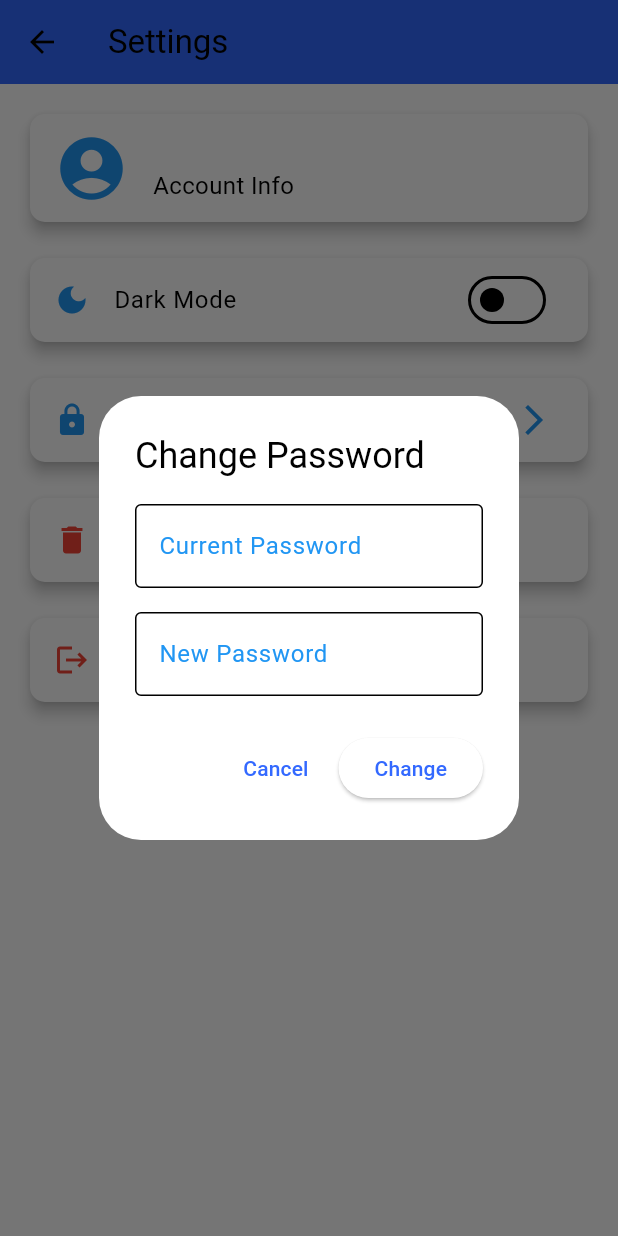
After one commit to phuocthong/botchat_Flutter, a Flutter app: the SettingsPage screen opened by its route, after a tap on "Change Password", on a phone screen of 412 x 824 dp. The commit adds this screen. Run offline on Flutter 3.47's test engine with Material 3 defaults, Android fonts, the phone set to English and light mode, and no system bars; our stand-ins replace firebase_auth, firebase_core, flutter_dotenv, flutter_riverpod, google_generative_ai, google_sign_in and 1 more; missing offline and left inert: flutter_facebook_auth; accounts and stored records are empty.

Commit message:
Update project

```diff
--- /dev/null
+++ b/lib/settings_page.dart
@@ -0,0 +1,213 @@
+import 'package:flutter/material.dart';
+import 'package:firebase_auth/firebase_auth.dart';
+import 'package:flutter_riverpod/flutter_riverpod.dart';
+import 'package:gemini_gpt/themeNotifier.dart';
+
+class SettingsPage extends ConsumerWidget {
+  const SettingsPage({Key? key}) : super(key: key);
+
+  // Đăng xuất
+  Future<void> _logout(BuildContext context) async {
+    try {
+      await FirebaseAuth.instance.signOut();
+      Navigator.pushReplacementNamed(context, '/login');
+    } catch (e) {
+      ScaffoldMessenger.of(context).showSnackBar(
+        SnackBar(content: Text('Error during logout: $e')),
+      );
+    }
+  }
+
+  // Đổi mật khẩu
+  Future<void> _changePassword(BuildContext context, String currentPassword, String newPassword) async {
+    final user = FirebaseAuth.instance.currentUser;
+
+    if (currentPassword.isEmpty || newPassword.isEmpty) {
+      ScaffoldMessenger.of(context).showSnackBar(
+        const SnackBar(content: Text('Please fill in both fields!')),
+      );
+      return;
+    }
+
+    // Kiểm tra độ dài mật khẩu mới
+    if (newPassword.length < 6) {
+      ScaffoldMessenger.of(context).showSnackBar(
+        const SnackBar(content: Text('Password must be at least 6 characters!')),
+      );
+      return;
+    }
+
+    try {
+      // Cần xác thực mật khẩu hiện tại trước khi thay đổi mật khẩu
+      await user?.reauthenticateWithCredential(
+        EmailAuthProvider.credential(
+          email: user?.email ?? '',
+          password: currentPassword,
+        ),
+      );
+
+      // Cập nhật mật khẩu mới
+      await user?.updatePassword(newPassword);
+      ScaffoldMessenger.of(context).showSnackBar(
+        const SnackBar(content: Text('Password updated successfully!')),
+      );
+      Navigator.pop(context); // Đóng form sau khi thay đổi mật khẩu thành công
+    } catch (e) {
+      ScaffoldMessenger.of(context).showSnackBar(
+        SnackBar(content: Text('Error: $e')),
+      );
+    }
+  }
+
+  // Xóa tài khoản
+  Future<void> _deleteAccount(BuildContext context) async {
+    try {
+      await FirebaseAuth.instance.currentUser?.delete();
+      Navigator.pushReplacementNamed(context, '/login');
+    } catch (e) {
+      ScaffoldMessenger.of(context).showSnackBar(
+        SnackBar(content: Text('Error: $e')),
+      );
+    }
+  }
+
+  @override
+  Widget build(BuildContext context, WidgetRef ref) {
+    final currentTheme = ref.watch(themeProvider);
+    final user = FirebaseAuth.instance.currentUser;
+
+    return Scaffold(
+      appBar: AppBar(
+        title: const Text('Settings'),
+        backgroundColor: Theme.of(context).primaryColor,
+      ),
+      body: Padding(
+        padding: const EdgeInsets.all(16.0),
+        child: ListView(
+          children: [
+            // Thông tin tài khoản
+            Card(
+              elevation: 4,
+              shape: RoundedRectangleBorder(borderRadius: BorderRadius.circular(10)),
+              child: ListTile(
+                leading: const Icon(Icons.account_circle, size: 50, color: Colors.blue),
+                title: Text(user?.email ?? 'No email available',
+                    style: Theme.of(context).textTheme.bodyLarge?.copyWith(fontWeight: FontWeight.bold)),
+                subtitle: const Text('Account Info'),
+              ),
+            ),
+            const SizedBox(height: 16),
+
+            // Chuyển đổi nền sáng/tối
+            Card(
+              elevation: 4,
+              shape: RoundedRectangleBorder(borderRadius: BorderRadius.circular(10)),
+              child: ListTile(
+                leading: const Icon(Icons.dark_mode, color: Colors.blue),
+                title: const Text('Dark Mode'),
+                trailing: Switch(
+                  value: currentTheme == ThemeMode.dark,
+                  onChanged: (_) {
+                    ref.read(themeProvider.notifier).toggleTheme();
+                  },
+                ),
+              ),
+            ),
+            const SizedBox(height: 16),
+
+            // Đổi mật khẩu (Nút bấm để mở form)
+            Card(
+              elevation: 4,
+              shape: RoundedRectangleBorder(borderRadius: BorderRadius.circular(10)),
+              child: ListTile(
+                leading: const Icon(Icons.lock, color: Colors.blue),
+                title: const Text('Change Password'),
+                trailing: const Icon(Icons.arrow_forward_ios, color: Colors.blue),
+                onTap: () {
+                  _showChangePasswordDialog(context);
+                },
+              ),
+            ),
+            const SizedBox(height: 16),
+
+            // Xóa tài khoản
+            Card(
+              elevation: 4,
+              shape: RoundedRectangleBorder(borderRadius: BorderRadius.circular(10)),
+              child: ListTile(
+                leading: const Icon(Icons.delete, color: Colors.red),
+                title: const Text('Delete Account'),
+                onTap: () => _deleteAccount(context),
+              ),
+            ),
+            const SizedBox(height: 16),
+
+            // Đăng xuất
+            Card(
+              elevation: 4,
+              shape: RoundedRectangleBorder(borderRadius: BorderRadius.circular(10)),
+              child: ListTile(
+                leading: const Icon(Icons.logout, color: Colors.red),
+                title: const Text('Log Out'),
+                onTap: () => _logout(context),
+              ),
+            ),
+          ],
+        ),
+      ),
+    );
+  }
+
+  // Hộp thoại để nhập mật khẩu hiện tại và mật khẩu mới
+  void _showChangePasswordDialog(BuildContext context) {
+    final TextEditingController _currentPasswordController = TextEditingController();
+    final TextEditingController _newPasswordController = TextEditingController();
+
+    showDialog(
+      context: context,
+      builder: (BuildContext context) {
+        return AlertDialog(
+          title: const Text('Change Password'),
+          content: Column(
+            mainAxisSize: MainAxisSize.min,
+            children: [
+              TextField(
+                controller: _currentPasswordController,
+                decoration: const InputDecoration(
+                  labelText: 'Current Password',
+                  border: OutlineInputBorder(),
+                ),
+                obscureText: true,
+              ),
+              const SizedBox(height: 16),
+              TextField(
+                controller: _newPasswordController,
+                decoration: const InputDecoration(
+                  labelText: 'New Password',
+                  border: OutlineInputBorder(),
+                ),
+                obscureText: true,
+              ),
+            ],
+          ),
+          actions: [
+            TextButton(
+              onPressed: () {
+                Navigator.pop(context); // Đóng hộp thoại
+              },
+              child: const Text('Cancel'),
+            ),
+            ElevatedButton(
+              onPressed: () {
+                final currentPassword = _currentPasswordController.text.trim();
+                final newPassword = _newPasswordController.text.trim();
+                _changePassword(context, currentPassword, newPassword);
+              },
+              child: const Text('Change'),
+            ),
+          ],
+        );
+      },
+    );
+  }
+}
```
Also changed, not shown: lib/main.dart (+28 -25 lines), lib/myHomePage.dart (+35 -67 lines).
